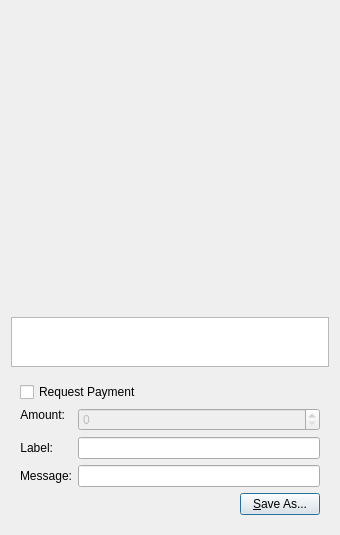
This is src/qt/forms/qrcodedialog.ui in ShardcoinRepo/shard as Qt 5 draws it before an edit. The edited form follows.
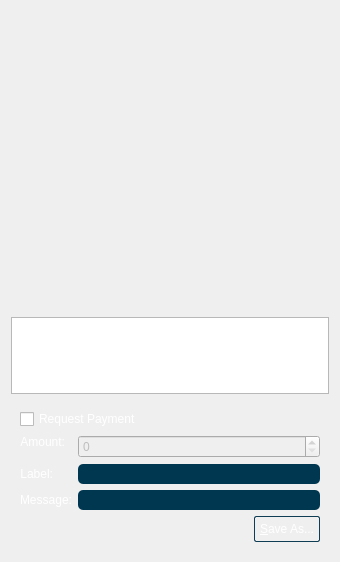
This is the edited form. Custom widgets are drawn as their Qt base class.

```diff
--- a/src/qt/forms/qrcodedialog.ui
+++ b/src/qt/forms/qrcodedialog.ui
@@ -7,12 +7,15 @@
     <x>0</x>
     <y>0</y>
     <width>340</width>
-    <height>530</height>
+    <height>562</height>
    </rect>
   </property>
   <property name="windowTitle">
    <string>QR Code Dialog</string>
   </property>
+  <property name="styleSheet">
+   <string notr="true">background:'#0a2634';</string>
+  </property>
   <layout class="QVBoxLayout" name="verticalLayout_3">
    <item>
     <widget class="QLabel" name="lblQRCode">
@@ -69,6 +72,9 @@
         <property name="enabled">
          <bool>true</bool>
         </property>
+        <property name="styleSheet">
+         <string notr="true">color:white</string>
+        </property>
         <property name="text">
          <string>Request Payment</string>
         </property>
@@ -81,6 +87,9 @@
         </property>
         <item row="1" column="0">
          <widget class="QLabel" name="lblLabel">
+          <property name="styleSheet">
+           <string notr="true">color:white</string>
+          </property>
           <property name="text">
            <string>Label:</string>
           </property>
@@ -96,10 +105,20 @@
          </widget>
         </item>
         <item row="1" column="1">
-         <widget class="QLineEdit" name="lnLabel"/>
+         <widget class="QLineEdit" name="lnLabel">
+          <property name="styleSheet">
+           <string notr="true">background:#003750;
+color:white;
+padding:2px;
+border-radius:5px;</string>
+          </property>
+         </widget>
         </item>
         <item row="2" column="0">
          <widget class="QLabel" name="lblMessage">
+          <property name="styleSheet">
+           <string notr="true">color:white</string>
+          </property>
           <property name="text">
            <string>Message:</string>
           </property>
@@ -115,7 +134,14 @@
          </widget>
         </item>
         <item row="2" column="1">
-         <widget class="QLineEdit" name="lnMessage"/>
+         <widget class="QLineEdit" name="lnMessage">
+          <property name="styleSheet">
+           <string notr="true">background:#003750;
+color:white;
+padding:2px;
+border-radius:5px;</string>
+          </property>
+         </widget>
         </item>
         <item row="0" column="0">
          <widget class="QLabel" name="lblAmount">
@@ -125,6 +151,9 @@
             <verstretch>0</verstretch>
            </sizepolicy>
           </property>
+          <property name="styleSheet">
+           <string notr="true">color:white</string>
+          </property>
           <property name="text">
            <string>Amount:</string>
           </property>
@@ -171,6 +200,52 @@
         </item>
         <item>
          <widget class="QPushButton" name="btnSaveAs">
+          <property name="styleSheet">
+           <string notr="true">QPushButton { 
+ background-color: &quot;#002d3f&quot;;
+	border:1px solid #0f3e54;
+	color:white;
+padding:5px;
+	outline: none;
+border-radius:2px;
+
+}
+
+QPushButton:pressed {
+   background-color: &quot;#003750&quot;;
+border:1px solid gray;
+	color:white;
+
+}
+QPushButton:focus:pressed { 
+    background: &quot;#003750&quot;;
+
+	color:white;
+
+ }
+QPushButton:focus { 
+   background-color: &quot;#003750&quot;;
+	border:1px solid #0f3e54;
+	color:white;
+
+}
+QPushButton:hover {
+     background-color: &quot;#003750&quot;;
+	border:1px solid #0f3e54;
+ }
+QPushButton:checked { 
+     background-color: &quot;#003750&quot;;
+border:1px solid #0f3e54;
+	color:white;
+
+ }
+QPushButton:disabled { 
+    background:'#0a2634';
+color:gray;
+border:1px solid #0f3e54;
+ }
+</string>
+          </property>
           <property name="text">
            <string>&amp;Save As...</string>
           </property>
```
Left out of the diff: 1 changed line with no effect on the pictures.
